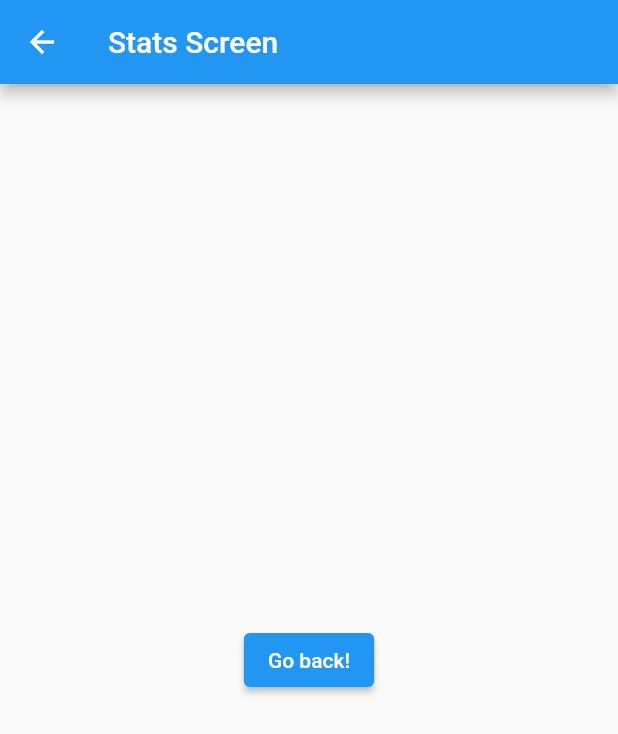
After one commit to aleks-tpom6oh/cododoro, a Flutter app: the screen it shows after launch, after a tap on "See stats", on a phone screen of 412 x 824 dp. The commit adds this screen. Shown: the top 734 px of the screen. Run offline on Flutter 3.47's test engine with Material 2 defaults, Android fonts, the light colour scheme and no system bars; our stand-ins replace shared_preferences.

Commit message:
Add stats screen and fix bg color

```diff
--- /dev/null
+++ b/lib/views/StatsScreen.dart
@@ -0,0 +1,22 @@
+import 'package:flutter/material.dart';
+
+class StatsScreen extends StatelessWidget {
+  const StatsScreen({Key? key}) : super(key: key);
+
+  @override
+  Widget build(BuildContext context) {
+    return Scaffold(
+      appBar: AppBar(
+        title: Text("Stats Screen"),
+      ),
+      body: Center(
+        child: ElevatedButton(
+          onPressed: () {
+            Navigator.pop(context);
+          },
+          child: Text('Go back!'),
+        ),
+      ),
+    );
+  }
+}
--- a/lib/views/TimerScreen.dart
+++ b/lib/views/TimerScreen.dart
@@ -1,5 +1,6 @@
 import 'package:flutter/material.dart';
 import 'package:programadoro/models/ElapsedTimeModel.dart';
+import 'package:programadoro/views/StatsScreen.dart';
 import 'package:programadoro/views/WorkDurationInput.dart';
 import 'package:provider/provider.dart';
 
@@ -46,7 +47,7 @@ class _TimerScreenState extends State<TimerScreen> {
       case TimerStates.sessionResting:
       case TimerStates.noSession:
         {
-          return Color(0x00000000);
+          return Color(0xFFFFFFFF);
         }
     }
   }
@@ -120,6 +121,15 @@ class _TimerScreenState extends State<TimerScreen> {
             child: Column(
           mainAxisAlignment: MainAxisAlignment.center,
           children: <Widget>[
+            ElevatedButton(
+              child: Text('See stats'),
+              onPressed: () {
+                Navigator.push(
+                  context,
+                  MaterialPageRoute(builder: (context) => StatsScreen()),
+                );
+              },
+            ),
             WorkDurationInput(),
             Text(stateLabel(watchTimerModel)),
             TimerCounter(),
```
